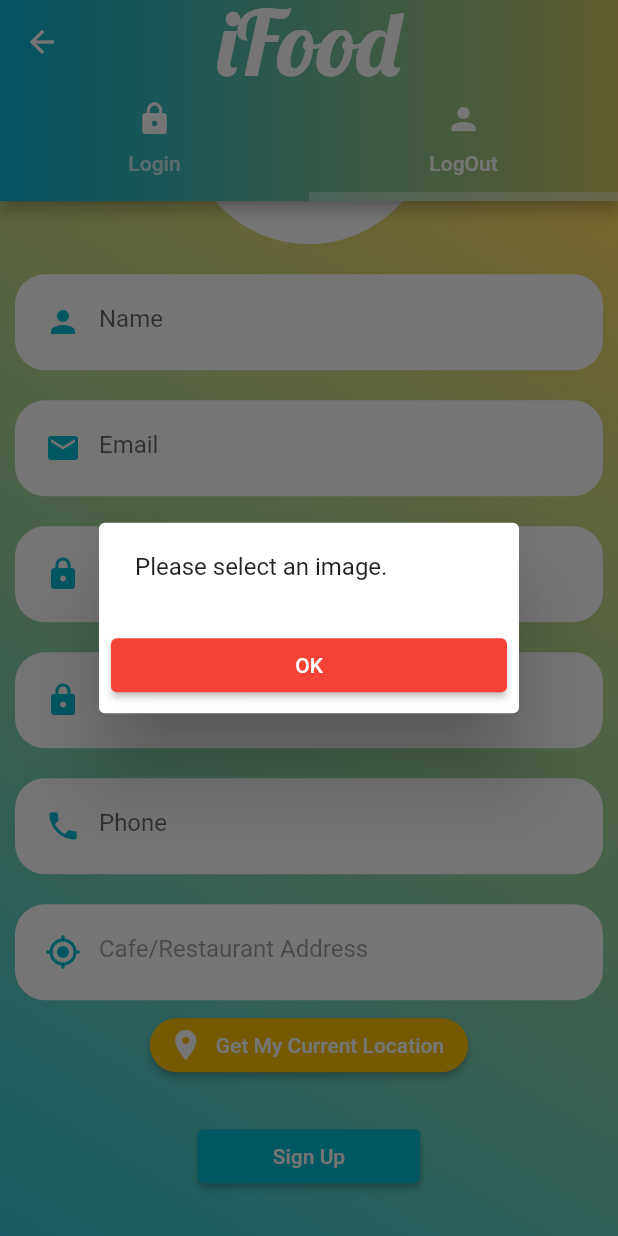
After one commit to RRKawchar/foodpanda_app_ui, a Flutter app: the screen it shows after launch, tab 2 chosen, scrolled down 146 dp, after a tap on "Sign Up", on a phone screen of 412 x 824 dp. The commit adds this screen. Run offline on Flutter 3.47's test engine with Material 2 defaults, Android fonts, the phone set to English and light mode, and no system bars; our stand-ins replace cloud_firestore, firebase_auth, firebase_core, firebase_storage, geocoding, geolocator and 1 more; accounts and stored records are empty.

Commit message:
5th commit

```diff
--- a/lib/auth/signup_screen.dart
+++ b/lib/auth/signup_screen.dart
@@ -1,12 +1,18 @@
 import 'dart:io';
 
+import 'package:cloud_firestore/cloud_firestore.dart';
+import 'package:firebase_auth/firebase_auth.dart';
 import 'package:flutter/material.dart';
 import 'package:geocoding/geocoding.dart';
 import 'package:geolocator/geolocator.dart';
 import 'package:image_picker/image_picker.dart';
 import 'package:my_podpanda_app/consts/app_colors.dart';
+import 'package:my_podpanda_app/main_screen/home_screen.dart';
 import 'package:my_podpanda_app/widgets/custom_textField.dart';
+import 'package:my_podpanda_app/widgets/error_dialog.dart';
+import 'package:my_podpanda_app/widgets/loading_dialog.dart';
 import 'package:my_podpanda_app/widgets/reusable_text.dart';
+import 'package:firebase_storage/firebase_storage.dart' as fStorage;
 
 class SignUpScreen extends StatefulWidget {
   const SignUpScreen({Key? key}) : super(key: key);
@@ -29,6 +35,9 @@ class _SignUpScreenState extends State<SignUpScreen> {
 
   XFile? imageXFile;
   final ImagePicker _imagePicker=ImagePicker();
+
+  String completeAddress="";
+  String sellerImageUrl="";
 
 
   Position? position;
@@ -57,11 +66,119 @@ class _SignUpScreenState extends State<SignUpScreen> {
        position!.longitude
      );
      Placemark pMark=placemarks![0];
-     String completeAddress='${pMark.subAdministrativeArea},${pMark.thoroughfare},'
+
+     completeAddress='${pMark.subAdministrativeArea},${pMark.thoroughfare},'
+
          '${pMark.subLocality},${pMark.locality},${pMark.subAdministrativeArea},${pMark.administrativeArea},${pMark.postalCode},${pMark.country}';
      locationController.text=completeAddress;
   }
 
+  Future<void> formValidation()async{
+
+    if(imageXFile==null){
+
+      showDialog(
+          context: context,
+          builder: (c){
+            return ErrorDialog(
+              message: "Please select an image.",
+            );
+          }
+      );
+    }else{
+
+      if(passwordController.text==confirmPasswordController.text){
+        ///
+         if(nameController.text.isNotEmpty && emailController.text.isNotEmpty &&
+             passwordController.text.isNotEmpty &&
+             confirmPasswordController.text.isNotEmpty && phoneController.text.isNotEmpty && locationController.text.isNotEmpty){
+            ///start uploading
+
+            showDialog(
+                context: context,
+                builder: (c){
+                  return LoadingDialog(
+                    message: "Registering Account",
+                  );
+                }
+            );
+
+            String fileName=DateTime.now().millisecondsSinceEpoch.toString();
+            fStorage.Reference reference=fStorage.FirebaseStorage.instance.ref().child("sellers").child(fileName);
+            fStorage.UploadTask uploadTask=reference.putFile(File(imageXFile!.path));
+            fStorage.TaskSnapshot taskSnapshot=await uploadTask.whenComplete((){});
+            await taskSnapshot.ref.getDownloadURL().then((url) {
+              sellerImageUrl=url;
+            });
+
+            authenticateSellerAndSignUp();
+
+
+         }else{
+           showDialog(
+               context: context,
+               builder: (c){
+                 return ErrorDialog(
+                   message: "Please write the complete required info for sign up !",
+                 );
+               }
+           );
+
+         }
+
+      }else{
+        showDialog(
+            context: context,
+            builder: (c){
+              return ErrorDialog(
+                message: "Password do not match",
+              );
+            }
+        );
+      }
+    }
+  }
+
+  void authenticateSellerAndSignUp()async{
+
+    User?currentUser;
+    final FirebaseAuth firebaseAuth=FirebaseAuth.instance;
+
+    await firebaseAuth.createUserWithEmailAndPassword(
+        email: emailController.text.trim(),
+        password: passwordController.text.trim()
+    ).then((auth){
+
+    currentUser=auth.user;
+    });
+
+    if(currentUser!=null){
+      saveDataToFirestore(currentUser!).then((value){
+      Navigator.pop(context);
+
+      Route newRoute=MaterialPageRoute(builder: (c)=>HomeScreen());
+      Navigator.pushReplacement(context, newRoute);
+      });
+    }
+
+  }
+
+   Future saveDataToFirestore(User currentUser)async{
+  FirebaseFirestore.instance.collection("sellers").doc(currentUser.uid).set({
+    'sellersUID':currentUser.uid,
+    'sellersEmail':currentUser.email,
+    'sellerName':nameController.text.trim(),
+    'sellersAvatarUrl':sellerImageUrl,
+    'phone':phoneController.text.trim(),
+    'address':completeAddress,
+    'status':"approved",
+    'earnings':0.0,
+    'lat':position!.latitude,
+    'lng':position!.longitude
+
+  });
+
+   }
   @override
   Widget build(BuildContext context) {
     return SingleChildScrollView(
@@ -135,8 +252,9 @@ class _SignUpScreenState extends State<SignUpScreen> {
                       alignment: Alignment.center,
                       child: ElevatedButton.icon(
                           onPressed: (){
+                            // _determinePosition();
                             getCurrentLocation();
-                            print("clicked");
+                            // print("clicked");
 
                           },
                           icon:const Icon(Icons.location_on,color: whiteColor),
@@ -154,6 +272,7 @@ class _SignUpScreenState extends State<SignUpScreen> {
 
                         onPressed: (){
                           print("Clicked");
+                          formValidation();
                         },
                       style: ElevatedButton.styleFrom(
                         backgroundColor: cyanColor,
--- a/lib/consts/app_colors.dart
+++ b/lib/consts/app_colors.dart
@@ -8,4 +8,5 @@ const amberColor=Colors.amber;
 const purpleColor=Colors.purple;
 const indicatorColor=Colors.white38;
 const cyanColor=Colors.cyan;
+const redColor=Colors.red;
 const progressColor=Colors.cyan;
--- a/lib/main.dart
+++ b/lib/main.dart
@@ -1,7 +1,10 @@
+import 'package:firebase_core/firebase_core.dart';
 import 'package:flutter/material.dart';
 import 'package:my_podpanda_app/splashScreen/splash_screen.dart';
 
-void main() {
+Future<void> main() async {
+ WidgetsFlutterBinding.ensureInitialized();
+ await Firebase.initializeApp();
   runApp(const MyApp());
 }
 
--- /dev/null
+++ b/lib/widgets/error_dialog.dart
@@ -0,0 +1,29 @@
+import 'package:flutter/material.dart';
+import 'package:my_podpanda_app/consts/app_colors.dart';
+
+class ErrorDialog extends StatelessWidget {
+ final String? message;
+  ErrorDialog({this.message});
+
+  @override
+  Widget build(BuildContext context) {
+    return AlertDialog(
+     key: key,
+     content: Text(message!),
+
+     actions: [
+      ElevatedButton(
+          onPressed: (){
+           Navigator.pop(context);
+          },
+          child: const Center(
+           child: Text("OK"),
+          ),
+       style: ElevatedButton.styleFrom(
+        backgroundColor: redColor
+       ),
+      )
+     ],
+    );
+  }
+}
--- a/pubspec.yaml
+++ b/pubspec.yaml
@@ -39,6 +39,10 @@ dependencies:
   image_picker: ^0.8.5+3
   geolocator: ^9.0.1
   geocoding: ^2.0.5
+  firebase_core: ^1.23.0
+  firebase_auth: ^3.10.0
+  cloud_firestore: ^3.4.9
+  firebase_storage: ^10.3.9
 
 dev_dependencies:
   flutter_test:
```
Also changed, not shown: lib/main_screen/home_screen.dart (added, +17 -0 lines), lib/widgets/loading_dialog.dart (added, +25 -0 lines), lib/widgets/progress_bar.dart (added, +15 -0 lines), pubspec.lock, 4 other files.
